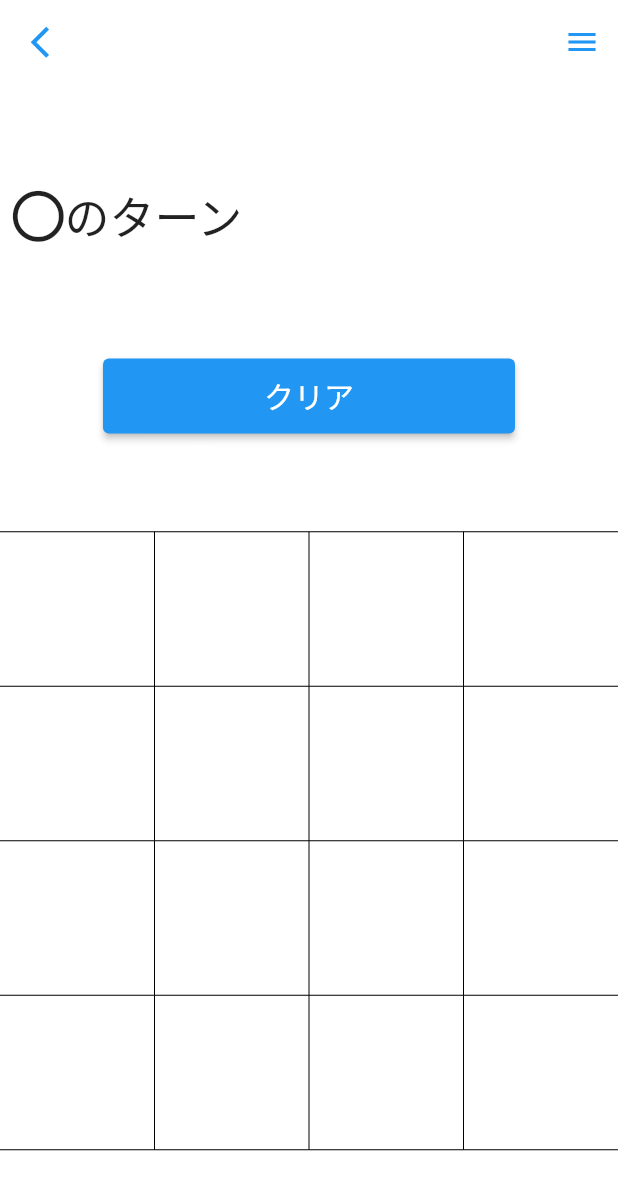
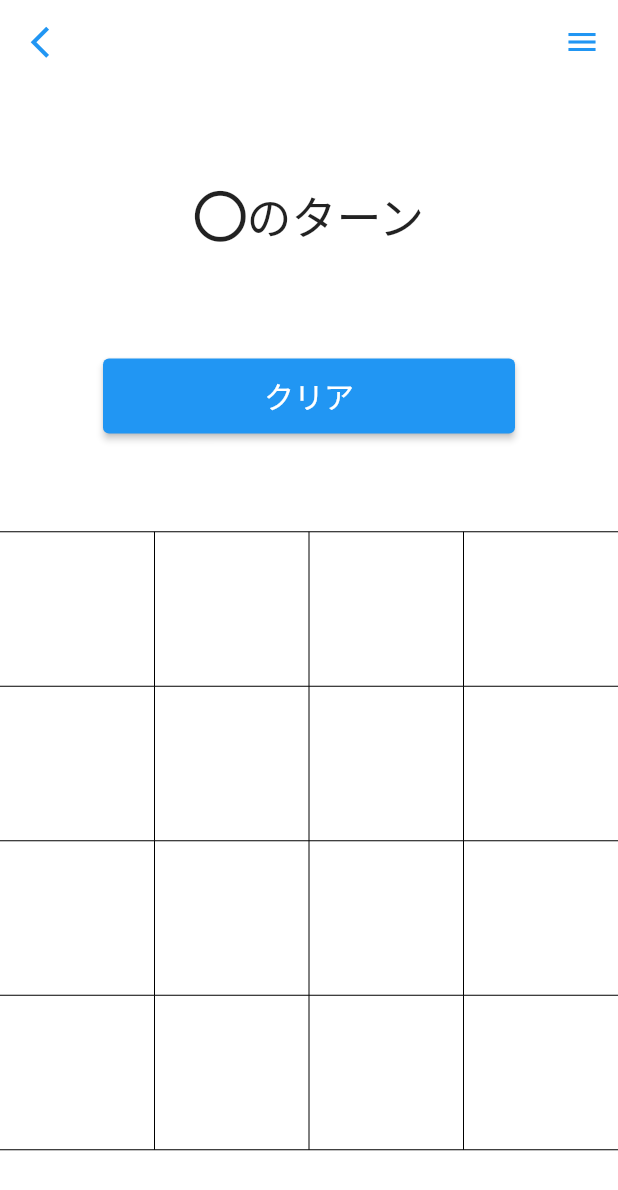
Before and after one commit to iseruuuuu/marubatu_app, a Flutter app: the CPUHomePage screen opened directly, on a phone screen of 412 x 824 dp. Shown: the top 1190 px of the screen. Run offline on Flutter 3.47's test engine with Material 2 defaults, Android fonts, the phone set to English and light mode, and no system bars; our stand-ins replace font_awesome_flutter.

Commit message:
テキストを真ん中にした

```diff
--- a/lib/cpu_marubatu.dart
+++ b/lib/cpu_marubatu.dart
@@ -161,6 +161,7 @@ class _CPUHomePageState extends State<CPUHomePage> {
     switch (gameStatus) {
       case GameStatus.play:
         return Row(
+          mainAxisAlignment: MainAxisAlignment.center,
           children: [
             turnOfCircle
                 ? const Icon(
@@ -179,11 +180,12 @@ class _CPUHomePageState extends State<CPUHomePage> {
         );
       case GameStatus.draw:
         return const Text(
-          "引き分けです。",
+          "引き分け",
           style: TextStyle(fontSize: 30),
         );
       case GameStatus.settlement:
         return Row(
+          mainAxisAlignment: MainAxisAlignment.center,
           children: [
             !turnOfCircle
                 ? const Icon(
```
